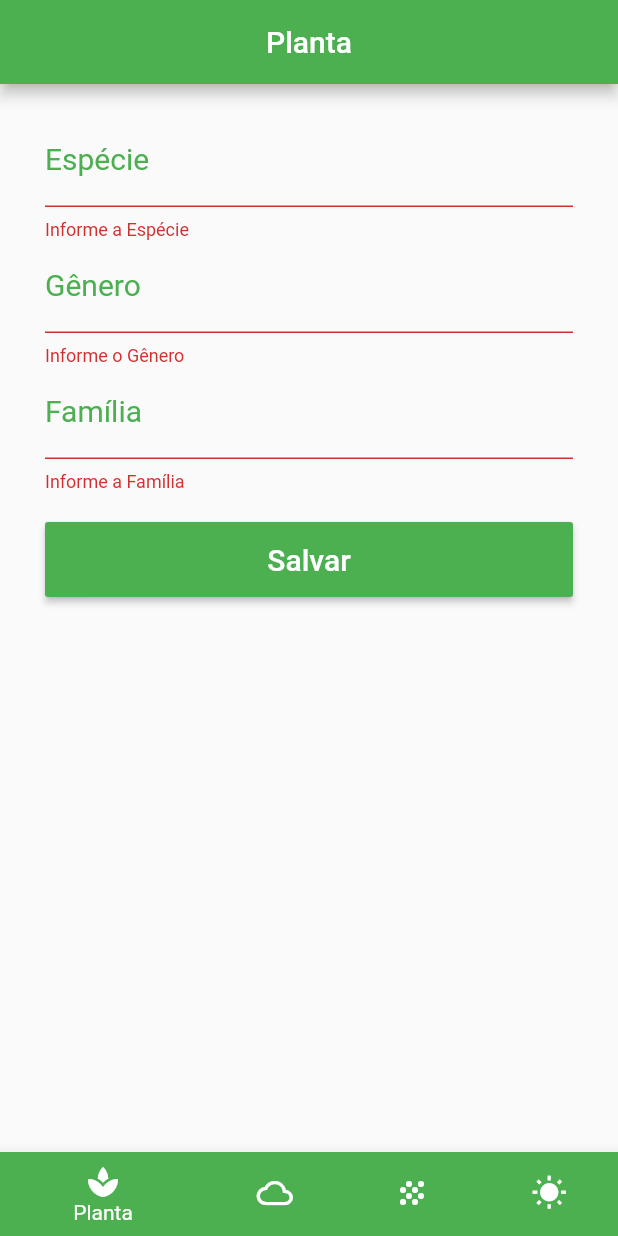
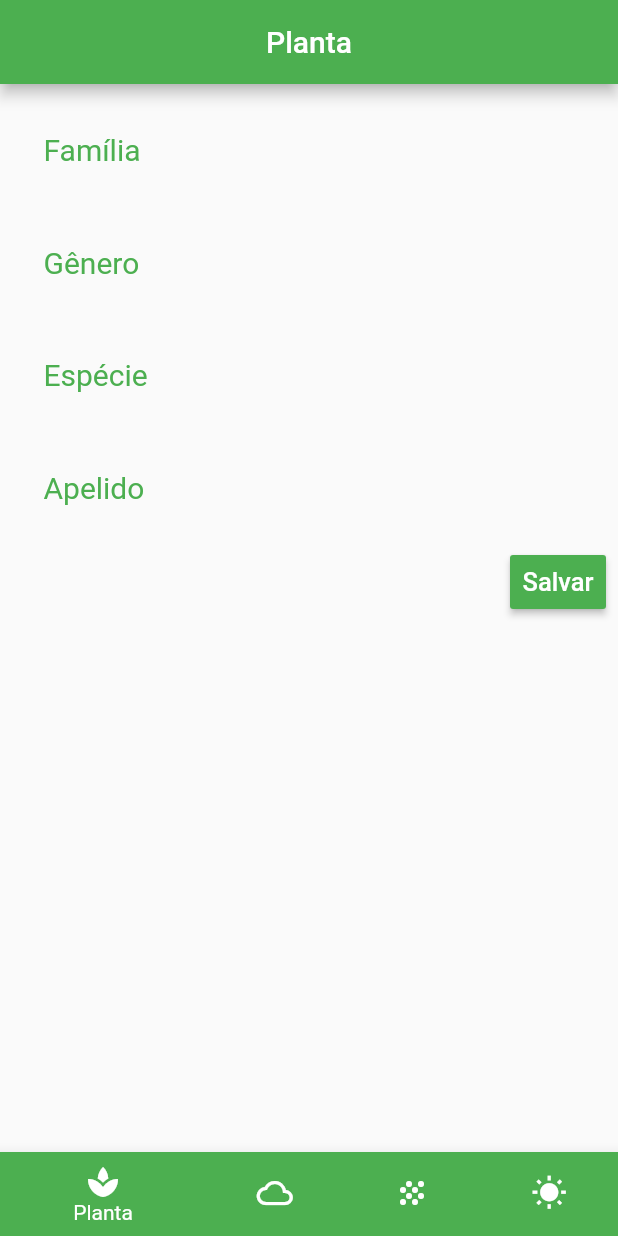
Before and after one commit to RenatoAlves0/plante-app, a Flutter app: the screen it shows after launch, after a tap on "Salvar", on a phone screen of 412 x 824 dp. Run offline on Flutter 3.47's test engine with Material 2 defaults, Android fonts, the light colour scheme and no system bars.

Commit message:
Melhorias estruturais

```diff
--- a/lib/main.dart
+++ b/lib/main.dart
@@ -1,18 +1,8 @@
 import 'package:flutter/material.dart';
-import 'package:http/http.dart' as http;
-import 'dart:async';
-import 'dart:convert';
-
-const request = "https://localhost:5001/api/planta";
+import 'planta/list.dart';
 
 void main() async {
   runApp(MaterialApp(home: Home()));
-  print(getData());
-}
-
-Future<Map> getData() async {
-  http.Response response = await http.get(request);
-  return json.decode(response.body);
 }
 
 class Home extends StatefulWidget {
@@ -43,7 +33,7 @@ class _HomeState extends State<Home> {
         centerTitle: true,
         backgroundColor: _cores[_itemSelected],
       ),
-      body: _itemSelected == 0 ? Plantas() : null,
+      body: _itemSelected == 0 ? Planta() : null,
       bottomNavigationBar: BottomNavigationBar(
         onTap: (index) => _cahngeItemSelected(index),
         currentIndex: _itemSelected,
@@ -84,11 +74,6 @@ class _PlantasState extends State<Plantas> {
 
   void _resetFields() {
     especie.text = genero.text = familia.text = "";
-  }
-
-  void _requestHTTP() async {
-    http.Response response = await http.get(request);
-    print(response.body);
   }
 
   @override
@@ -150,7 +135,6 @@ class _PlantasState extends State<Plantas> {
                         if (_formKey.currentState.validate()) {
                           //salvar();
                           _resetFields();
-                          _requestHTTP();
                         }
                       },
                       color: _color,
@@ -165,14 +149,6 @@ class _PlantasState extends State<Plantas> {
               ],
             ),
           )),
-
-      // floatingActionButton: FloatingActionButton(
-      //   backgroundColor: Colors.blue,
-      //   tooltip: 'Adicionar planta',
-      //   child: Center(
-      //     child: Icon(Icons.add),
-      //   ),
-      // ),
     );
   }
 }
--- /dev/null
+++ b/lib/planta/list.dart
@@ -0,0 +1,187 @@
+import 'dart:async';
+import 'dart:convert';
+import 'dart:io';
+import 'package:flutter/material.dart';
+import 'package:path_provider/path_provider.dart';
+
+class Planta extends StatefulWidget {
+  @override
+  _PlantaState createState() => _PlantaState();
+}
+
+class _PlantaState extends State<Planta> {
+  final _color = Colors.green;
+
+  final _especieController = TextEditingController();
+  final _generoController = TextEditingController();
+  final _familiaController = TextEditingController();
+  final _apelidoController = TextEditingController();
+
+  List plantaList = [];
+
+  Map<String, dynamic> _lastRemoved;
+  int _lastRemovedPos;
+
+  @override
+  void initState() {
+    super.initState();
+    readPlanta().then((data) {
+      setState(() {
+        plantaList = json.decode(data);
+      });
+    });
+  }
+
+  void addPlanta() {
+    setState(() {
+      Map<String, dynamic> newPlanta = Map();
+      newPlanta["especie"] = _especieController.text;
+      newPlanta["genero"] = _generoController.text;
+      newPlanta["familia"] = _familiaController.text;
+      newPlanta["nomePopular"] = _apelidoController.text;
+      _especieController.text = "";
+      _generoController.text = "";
+      _familiaController.text = "";
+      _apelidoController.text = "";
+      plantaList.add(newPlanta);
+      savePlanta();
+    });
+  }
+
+  @override
+  Widget build(BuildContext context) {
+    return Scaffold(
+      body: Column(
+        children: <Widget>[
+          Divider(
+            color: Colors.transparent,
+          ),
+          buildTextField("Família", _familiaController),
+          Divider(
+            color: Colors.transparent,
+          ),
+          buildTextField("Gênero", _generoController),
+          Divider(
+            color: Colors.transparent,
+          ),
+          buildTextField("Espécie", _especieController),
+          Divider(
+            color: Colors.transparent,
+          ),
+          buildTextField("Apelido", _apelidoController),
+          ButtonBar(
+            children: <Widget>[
+              RaisedButton(
+                color: _color,
+                child: Text("Salvar", style: TextStyle(fontSize: 17)),
+                textColor: Colors.white,
+                onPressed: addPlanta,
+              )
+            ],
+          ),
+          Expanded(
+            child: ListView.builder(
+                padding: EdgeInsets.only(top: 10.0),
+                itemCount: plantaList.length,
+                itemBuilder: buildItem),
+          )
+        ],
+      ),
+    );
+  }
+
+  Widget buildTextField(String label, TextEditingController c) {
+    return Container(
+      padding: EdgeInsets.symmetric(horizontal: 17),
+      child: TextField(
+        controller: c,
+        decoration: InputDecoration(
+            labelText: label,
+            focusedBorder:
+                OutlineInputBorder(borderSide: BorderSide(color: _color)),
+            enabledBorder: const OutlineInputBorder(
+              borderSide: const BorderSide(color: Colors.transparent),
+            ),
+            border: const OutlineInputBorder(),
+            labelStyle: TextStyle(color: _color, fontSize: 20)),
+      ),
+    );
+  }
+
+  Widget buildItem(BuildContext context, int index) {
+    return Dismissible(
+      key: Key(DateTime.now().millisecondsSinceEpoch.toString()),
+      background: Container(
+        color: Colors.red,
+        child: Align(
+          alignment: Alignment(-0.9, 0.0),
+          child: Icon(
+            Icons.delete,
+            color: Colors.white,
+          ),
+        ),
+      ),
+      direction: DismissDirection.startToEnd,
+      child: ListTile(
+        contentPadding: EdgeInsets.symmetric(horizontal: 30),
+        title: Text(
+          plantaList[index]["nomePopular"],
+          style: TextStyle(fontSize: 20),
+        ),
+        subtitle: Text(
+          plantaList[index]["familia"] +
+              " " +
+              plantaList[index]["genero"] +
+              " " +
+              plantaList[index]["especie"],
+          style: TextStyle(fontSize: 15),
+        ),
+      ),
+      onDismissed: (direction) {
+        setState(() {
+          _lastRemoved = Map.from(plantaList[index]);
+          _lastRemovedPos = index;
+          plantaList.removeAt(index);
+          savePlanta();
+
+          final snack = SnackBar(
+            content: Text("Palnta \"${_lastRemoved["apelido"]}\" removida!"),
+            action: SnackBarAction(
+                label: "Desfazer",
+                onPressed: () {
+                  setState(() {
+                    plantaList.insert(_lastRemovedPos, _lastRemoved);
+                    savePlanta();
+                  });
+                }),
+            duration: Duration(seconds: 2),
+          );
+
+          Scaffold.of(context).showSnackBar(snack);
+        });
+      },
+    );
+  }
+
+  Future<File> _getFile() async {
+    final directory = await getApplicationDocumentsDirectory();
+    return File("${directory.path}/data.json");
+  }
+
+  Future<File> savePlanta() async {
+    String data = json.encode(plantaList);
+
+    final file = await _getFile();
+    return file.writeAsString(data);
+  }
+
+  Future<String> readPlanta() async {
+    try {
+      final file = await _getFile();
+
+      return file.readAsString();
+    } catch (e) {
+      return null;
+    }
+  }
+}
--- a/pubspec.yaml
+++ b/pubspec.yaml
@@ -23,6 +23,7 @@ dependencies:
   # Use with the CupertinoIcons class for iOS style icons.
   cupertino_icons: ^0.1.2
   http: ^0.12.0+1
+  path_provider: ^0.4.1
 
 dev_dependencies:
   flutter_test:
```
Also changed, not shown: lib/planta_list.dart (deleted), pubspec.lock.
